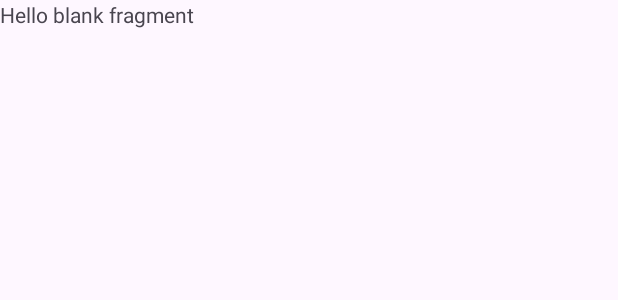
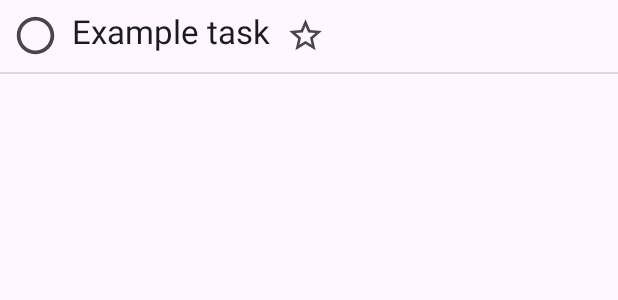
Before and after one commit to nikolastolvanen/tasks-android-app, an Android app: the layout fragment_task_details.xml on its own in the app's theme, with its tools: preview values and no code run, on a phone screen of 412 x 824 dp. Shown: the top 300 px of the screen. Run offline under Robolectric (Android 15) with nearby library versions, the phone set to English and light mode, and no system bars.

Commit message:
Modify fragment_task_details.xml

```diff
--- a/app/src/main/res/layout/fragment_task_details.xml
+++ b/app/src/main/res/layout/fragment_task_details.xml
@@ -1,14 +1,46 @@
 <?xml version="1.0" encoding="utf-8"?>
-<FrameLayout xmlns:android="http://schemas.android.com/apk/res/android"
+<LinearLayout xmlns:android="http://schemas.android.com/apk/res/android"
+    xmlns:app="http://schemas.android.com/apk/res-auto"
     xmlns:tools="http://schemas.android.com/tools"
     android:layout_width="match_parent"
     android:layout_height="match_parent"
+    android:orientation="vertical"
     tools:context=".TaskDetailsFragment">
 
-    <!-- TODO: Update blank fragment layout -->
-    <TextView
+    <LinearLayout
         android:layout_width="match_parent"
-        android:layout_height="match_parent"
-        android:text="@string/hello_blank_fragment" />
+        android:layout_height="wrap_content"
+        android:orientation="horizontal">
 
-</FrameLayout>
+        <CheckBox
+            android:id="@+id/check_box_task_details_completed"
+            style="@style/custom_circle_checkbox"
+            android:layout_width="wrap_content"
+            android:layout_height="wrap_content"
+            app:layout_constraintStart_toStartOf="parent" />
+
+        <TextView
+            android:id="@+id/text_view_task_details_title"
+            android:layout_width="wrap_content"
+            android:layout_height="wrap_content"
+            android:textAppearance="@style/TextAppearance.AppCompat.Large"
+            android:textSize="22sp"
+            tools:text="Example task" />
+
+        <CheckBox
+            android:id="@+id/check_box_task_details_important"
+            style="@style/custom_star_checkbox"
+            android:layout_width="wrap_content"
+            android:layout_height="match_parent"
+            android:layout_gravity="center_vertical" />
+
+    </LinearLayout>
+
+    <View
+        android:id="@+id/divider3"
+        android:layout_width="match_parent"
+        android:layout_height="1dp"
+        android:background="?android:attr/listDivider" />
+
+
+</LinearLayout>
```
